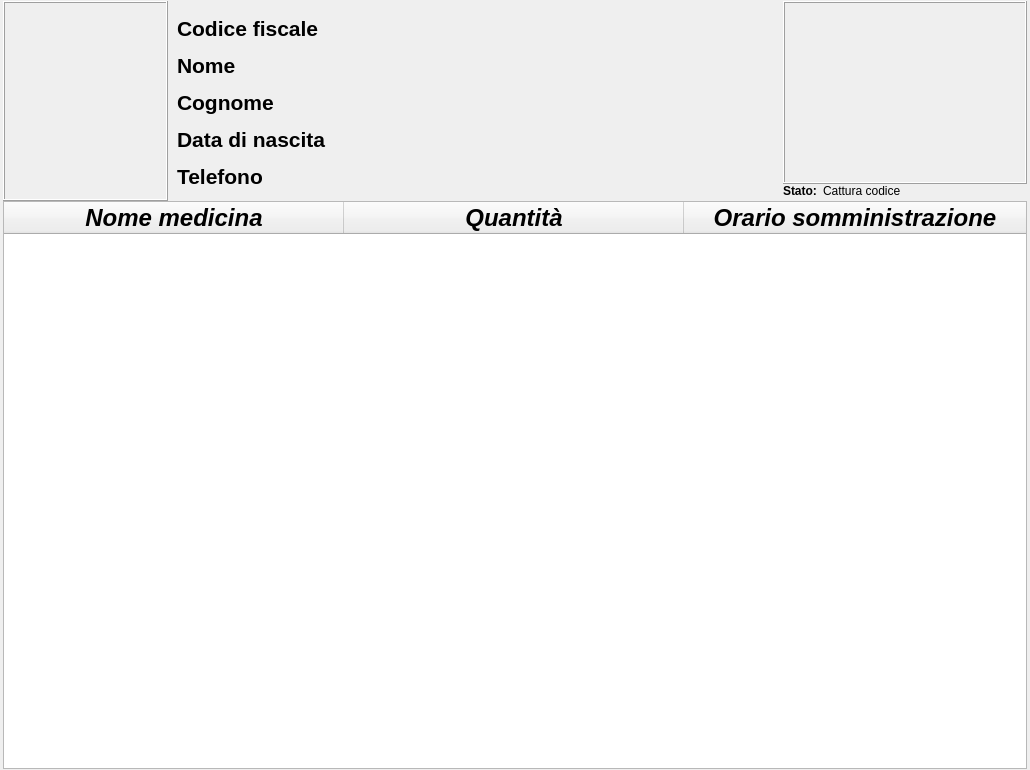
Above: mainwindow.ui from Ruj89/infmedica before the change. Below: the same form after it.
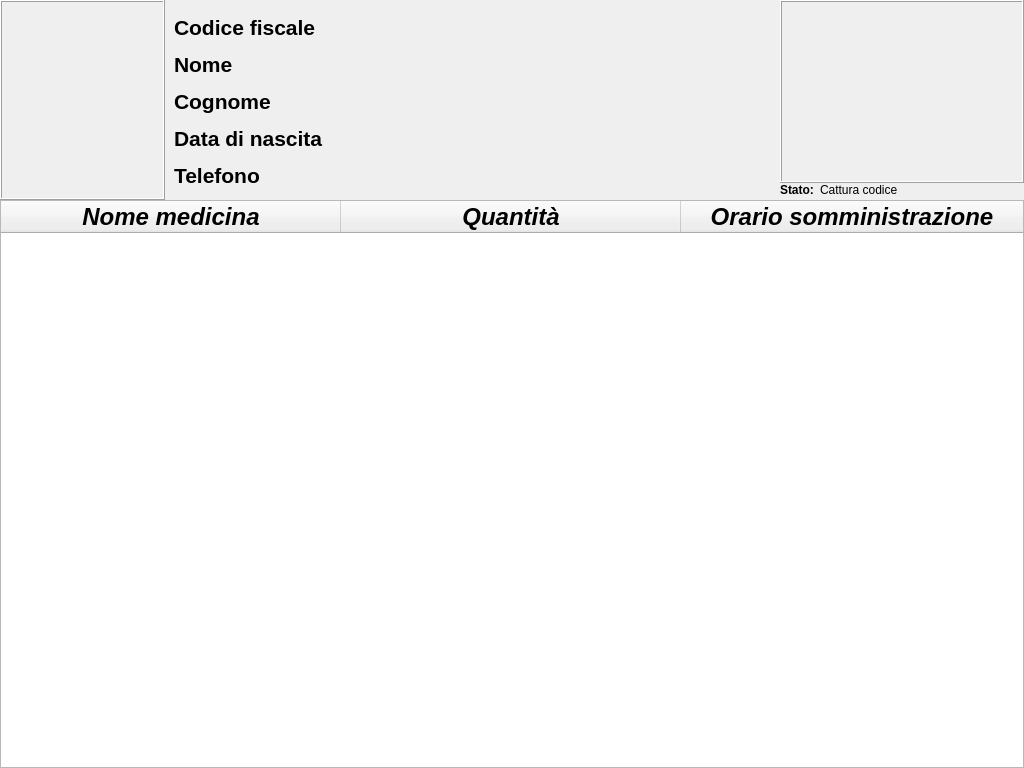
That is the form after the change. Icons and pictures are not drawn.

Commit message: Corretto errore connect

```diff
--- a/mainwindow.ui
+++ b/mainwindow.ui
@@ -6,10 +6,16 @@
    <rect>
     <x>0</x>
     <y>0</y>
-    <width>1030</width>
-    <height>770</height>
+    <width>1024</width>
+    <height>768</height>
    </rect>
   </property>
+  <property name="minimumSize">
+   <size>
+    <width>1024</width>
+    <height>0</height>
+   </size>
+  </property>
   <property name="font">
    <font>
     <weight>75</weight>
```
The commit also changes 1 other file.
